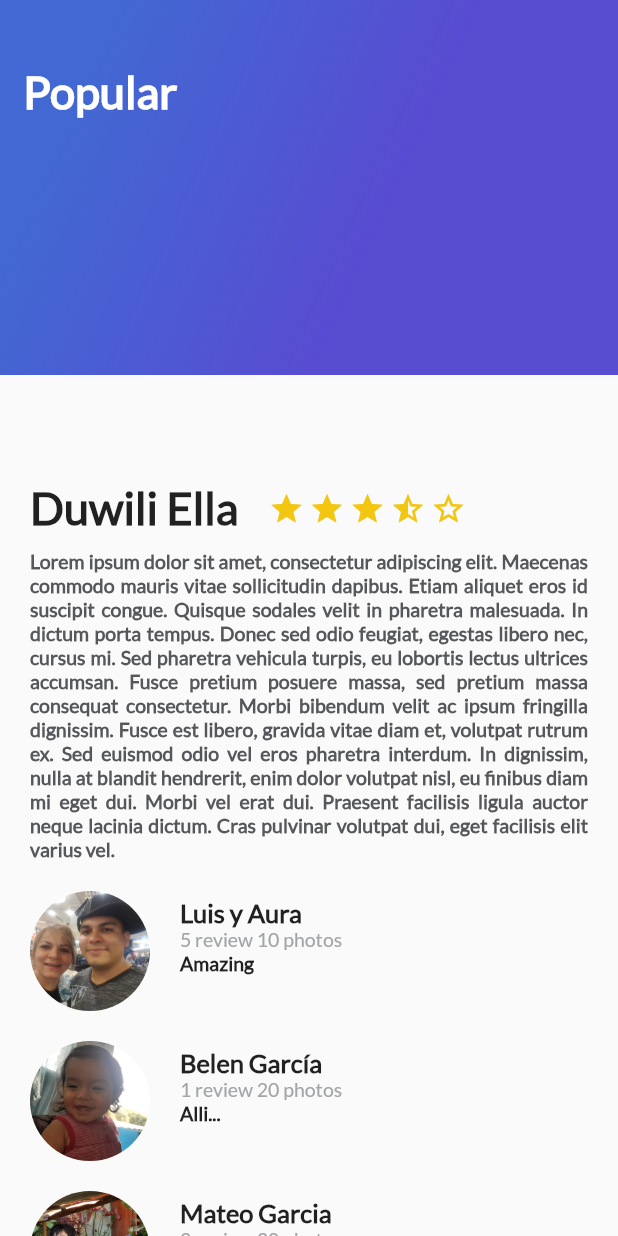
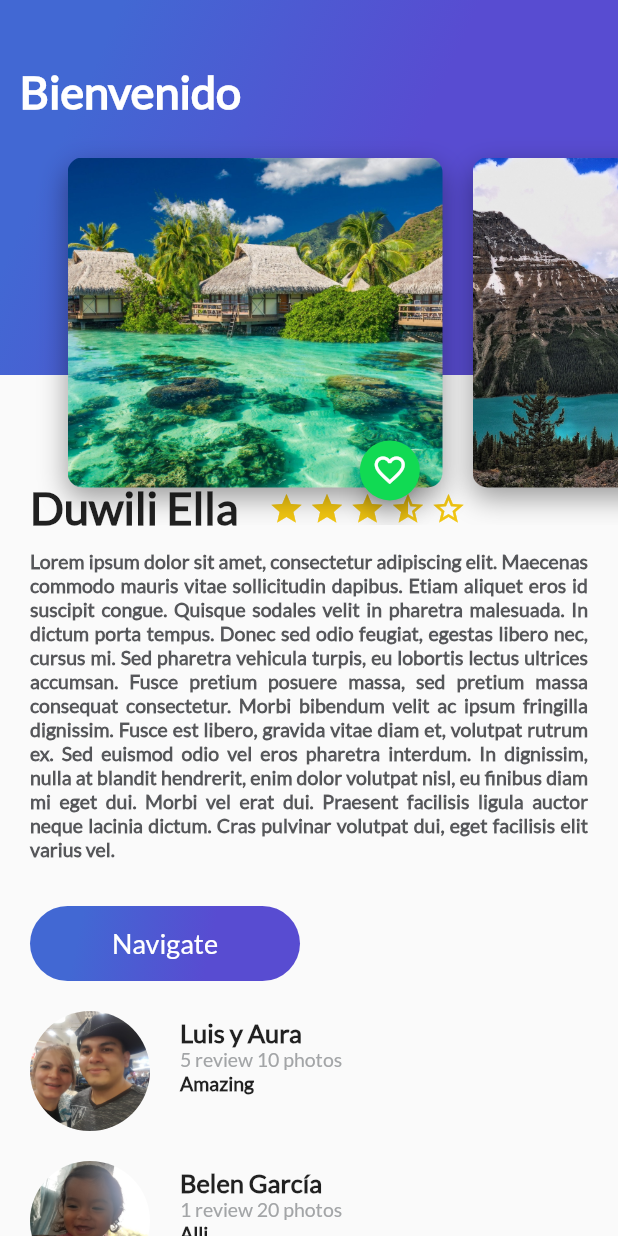
Before and after one commit to is-lgarcia/flutter_trips, a Flutter app: the screen it shows after launch, on a phone screen of 412 x 824 dp. Run offline on Flutter 3.47's test engine with Material 2 defaults, Android fonts, the phone set to English and light mode, and no system bars.

Commit message:
Diseño de CardList y FAB cambiando de icono listo

```diff
--- /dev/null
+++ b/lib/button_purple.dart
@@ -0,0 +1,57 @@
+import 'package:flutter/cupertino.dart';
+import 'package:flutter/material.dart';
+
+class ButtonPurple extends StatelessWidget{
+
+  String buttonText = "";
+
+  ButtonPurple(this.buttonText);
+
+  @override
+  Widget build(BuildContext context) {
+
+    return InkWell(
+      onTap: (){
+        Scaffold.of(context).showSnackBar(
+          SnackBar(
+              content: Text("Vas muy bien Luis..."))
+        );
+      },
+      child: Container(
+        margin: EdgeInsets.only(
+          top: 30.0,
+          left: 20.0,
+          right: 20.0
+        ),
+        height: 50.0,
+        width: 180.0,
+        decoration: BoxDecoration(
+          borderRadius: BorderRadius.circular(30.0),
+          gradient: LinearGradient(
+            colors: [
+              Color(0xFF4268d3),
+              Color(0xFF584cd1)
+            ],
+            begin: FractionalOffset(0.2,0.0),
+            end: FractionalOffset(1.0, 0.6),
+            stops: [0.0, 0.6],
+            tileMode: TileMode.clamp
+          )
+        ),
+
+        child: Center(
+          child: Text(
+            buttonText,
+            style: TextStyle(
+              fontSize: 18.0,
+              fontFamily: "Lato",
+              color: Colors.white
+            ),
+          ),
+        ),
+
+      ),
+    );
+  }
+
+}
--- a/lib/card_image.dart
+++ b/lib/card_image.dart
@@ -1,5 +1,6 @@
 import 'package:flutter/cupertino.dart';
 import 'package:flutter/material.dart';
+import 'package:fluttertrips/floating_action_button_green.dart';
 
 class CardImage extends StatelessWidget{
 
@@ -17,7 +18,6 @@ class CardImage extends StatelessWidget{
         top: 80.0,
         left: 20.0
       ),
-
       decoration: BoxDecoration(
         image: DecorationImage(
           fit: BoxFit.cover,
@@ -35,7 +35,13 @@ class CardImage extends StatelessWidget{
       ),
     );
 
-    return card;
+    return Stack(
+      alignment: Alignment(0.9, 1.1),
+      children: <Widget>[
+        card,
+        FloatingActionButtonGreen()
+      ],
+    );
   }
 
 }
--- /dev/null
+++ b/lib/card_image_list.dart
@@ -0,0 +1,25 @@
+import 'package:flutter/material.dart';
+import 'package:fluttertrips/card_image.dart';
+
+class CardImageList extends StatelessWidget{
+  @override
+  Widget build(BuildContext context) {
+
+    return Container(
+      height: 350.0,
+      child: ListView(
+        padding: EdgeInsets.all(25.0),
+        scrollDirection: Axis.horizontal,
+        children: <Widget>[
+          CardImage("assets/images/beach.jpg"),
+          CardImage("assets/images/image.jpg"),
+          CardImage("assets/images/lake.jpg"),
+          CardImage("assets/images/lake_dos.jpg"),
+          CardImage("assets/images/montain.jpg"),
+          CardImage("assets/images/snow.jpg")
+        ],
+      ),
+    );
+  }
+
+}
--- a/lib/description_place.dart
+++ b/lib/description_place.dart
@@ -1,4 +1,5 @@
 import 'package:flutter/material.dart';
+import 'package:fluttertrips/button_purple.dart';
 
 class DescriptionPlace extends StatelessWidget{
 
@@ -103,9 +104,11 @@ class DescriptionPlace extends StatelessWidget{
     //Uniendo los Widget title_start con description
     final title_start_description = Container(
       child: Column(
+        crossAxisAlignment: CrossAxisAlignment.start,
         children: <Widget>[
           title_starts,
-          description_place
+          description_place,
+          ButtonPurple("Navigate")
         ],
       ),
     );
--- /dev/null
+++ b/lib/floating_action_button_green.dart
@@ -0,0 +1,39 @@
+import 'package:flutter/material.dart';
+
+class FloatingActionButtonGreen extends StatefulWidget{
+
+
+
+  @override
+  State<StatefulWidget> createState() {
+
+    return _FloatingActionButtonGreen();
+  }
+
+}
+
+class _FloatingActionButtonGreen extends State<FloatingActionButtonGreen>{
+
+  bool isFav = false;
+
+  void onPressedFav(){
+    setState(() {
+      isFav = !isFav;
+    });
+  }
+
+  @override
+  Widget build(BuildContext context) {
+    // TODO: implement build
+    return FloatingActionButton(
+      backgroundColor: Color(0xFF11da53),
+      mini: true,
+      tooltip: "Fav",
+      onPressed: onPressedFav,
+      child: Icon(
+        isFav ? Icons.favorite : Icons.favorite_border
+      ),
+    );
+  }
+
+}
--- /dev/null
+++ b/lib/headet_appbar.dart
@@ -0,0 +1,18 @@
+import 'package:flutter/material.dart';
+import 'package:fluttertrips/card_image_list.dart';
+import 'package:fluttertrips/gradient_back.dart';
+
+class HeaderAppBar extends StatelessWidget{
+  @override
+  Widget build(BuildContext context) {
+
+    return Stack(
+      children: <Widget>[
+        GradienteBack("Bienvenido"),
+        CardImageList(),
+      ],
+    );
+
+  }
+
+}
--- a/lib/main.dart
+++ b/lib/main.dart
@@ -1,6 +1,7 @@
 import 'package:flutter/material.dart';
 import 'package:flutter/services.dart';
 import 'package:fluttertrips/gradient_back.dart';
+import 'package:fluttertrips/headet_appbar.dart';
 import 'package:fluttertrips/review_list.dart';
 
 import 'description_place.dart';
@@ -43,7 +44,7 @@ class MyApp extends StatelessWidget {
                   ReviewList()
                 ],
               ),
-              GradienteBack("Popular"),
+              HeaderAppBar(),
             ]
         ),
       ),
```
Also changed, not shown: assets/images/image.jpg (renamed from assets/images/F49.jpg).
